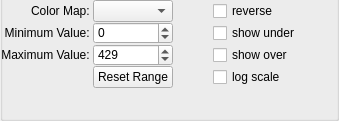
Old version of the form hexrd/ui/resources/ui/color_map_editor.ui in the repository HEXRD/hexrdgui.
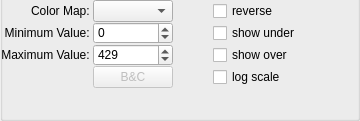
New version of the form. Custom widgets are drawn as their Qt base class.

Commit message: Add ImageJ-style brightness and contrast editor

Diff of the .ui file:
```diff
--- a/hexrd/ui/resources/ui/color_map_editor.ui
+++ b/hexrd/ui/resources/ui/color_map_editor.ui
@@ -6,7 +6,7 @@
    <rect>
     <x>0</x>
     <y>0</y>
-    <width>339</width>
+    <width>360</width>
     <height>121</height>
    </rect>
   </property>
@@ -91,16 +91,6 @@
           </property>
          </widget>
         </item>
-        <item row="4" column="1">
-         <widget class="QPushButton" name="reset_range">
-          <property name="toolTip">
-           <string>Reset the range to the boundary values of the images</string>
-          </property>
-          <property name="text">
-           <string>Reset Range</string>
-          </property>
-         </widget>
-        </item>
         <item row="5" column="1">
          <spacer name="verticalSpacer">
           <property name="orientation">
@@ -219,6 +209,19 @@
           </property>
          </spacer>
         </item>
+        <item row="4" column="1">
+         <widget class="QPushButton" name="bc_editor_button">
+          <property name="enabled">
+           <bool>false</bool>
+          </property>
+          <property name="toolTip">
+           <string>&lt;html&gt;&lt;head/&gt;&lt;body&gt;&lt;p&gt;Brightness and Contrast editor&lt;/p&gt;&lt;/body&gt;&lt;/html&gt;</string>
+          </property>
+          <property name="text">
+           <string>B&amp;&amp;C</string>
+          </property>
+         </widget>
+        </item>
        </layout>
       </item>
      </layout>
```
Left out of the diff: 1 changed line with no effect on the pictures. The commit also changes 3 other files.
